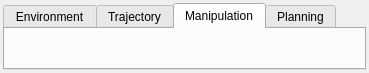
First picture: the form in workbench/include/tesseract_qt/workbench/workbench_widget.ui, repository tesseract-robotics/tesseract_qt, before the edit.
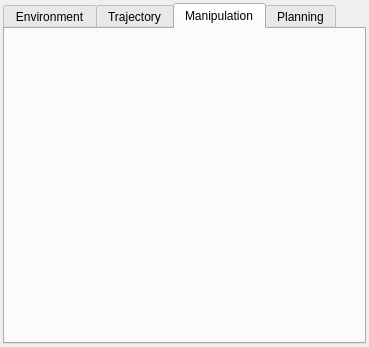
Second picture: the form after the edit. The open tabs and pages were chosen to show the change.

The edit to the form file:
```diff
--- a/workbench/include/tesseract_qt/workbench/workbench_widget.ui
+++ b/workbench/include/tesseract_qt/workbench/workbench_widget.ui
@@ -7,7 +7,7 @@
     <x>0</x>
     <y>0</y>
     <width>369</width>
-    <height>73</height>
+    <height>347</height>
    </rect>
   </property>
   <property name="sizePolicy">
```
Left out of the diff: 2 changed lines with no effect on the pictures.
